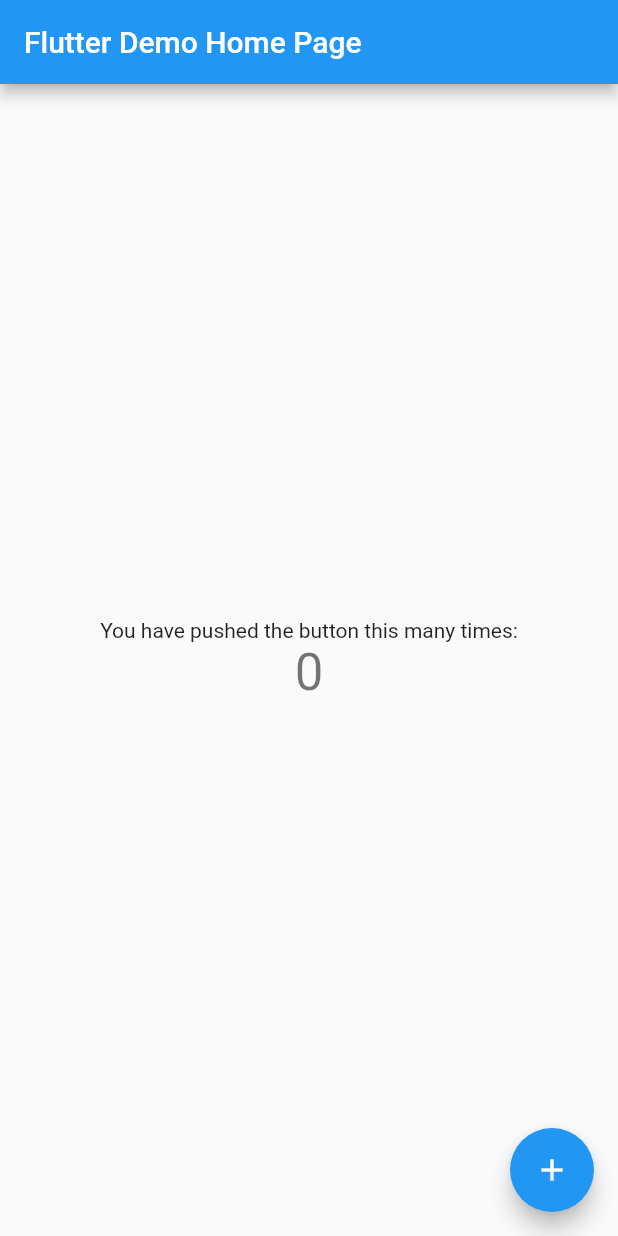
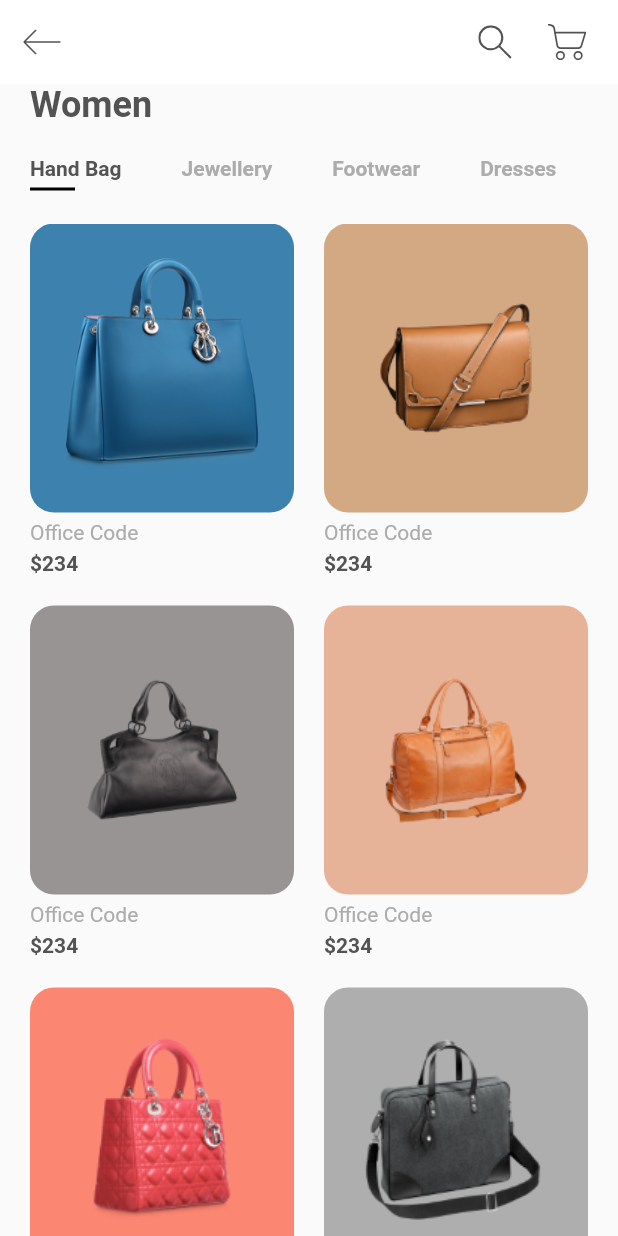
Before and after one commit to Harley755/online_bag_shop-flutter, a Flutter app: the screen it shows after launch, on a phone screen of 412 x 824 dp. Run offline on Flutter 3.47's test engine with Material 2 defaults, Android fonts, the light colour scheme and no system bars; our stand-ins replace flutter_svg.

Commit message:
add bags in homeScreen • DONE

```diff
--- a/lib/main.dart
+++ b/lib/main.dart
@@ -1,4 +1,6 @@
 import 'package:flutter/material.dart';
+import 'package:online_bag_shop/constants.dart';
+import 'package:online_bag_shop/screens/home/home_screen.dart';
 
 void main() {
   runApp(const MyApp());
@@ -11,105 +13,13 @@
   @override
   Widget build(BuildContext context) {
     return MaterialApp(
+      debugShowCheckedModeBanner: false,
       title: 'Flutter Demo',
       theme: ThemeData(
-        // This is the theme of your application.
-        //
-        // Try running your application with "flutter run". You'll see the
-        // application has a blue toolbar. Then, without quitting the app, try
-        // changing the primarySwatch below to Colors.green and then invoke
-        // "hot reload" (press "r" in the console where you ran "flutter run",
-        // or simply save your changes to "hot reload" in a Flutter IDE).
-        // Notice that the counter didn't reset back to zero; the application
-        // is not restarted.
-        primarySwatch: Colors.blue,
+        textTheme: Theme.of(context).textTheme.apply(bodyColor: kTextColor),
+        visualDensity: VisualDensity.adaptivePlatformDensity,
       ),
-      home: const MyHomePage(title: 'Flutter Demo Home Page'),
+      home: const HomeScreen(),
     );
   }
 }
-
-class MyHomePage extends StatefulWidget {
-  const MyHomePage({super.key, required this.title});
-
-  // This widget is the home page of your application. It is stateful, meaning
-  // that it has a State object (defined below) that contains fields that affect
-  // how it looks.
-
-  // This class is the configuration for the state. It holds the values (in this
-  // case the title) provided by the parent (in this case the App widget) and
-  // used by the build method of the State. Fields in a Widget subclass are
-  // always marked "final".
-
-  final String title;
-
-  @override
-  State<MyHomePage> createState() => _MyHomePageState();
-}
-
-class _MyHomePageState extends State<MyHomePage> {
-  int _counter = 0;
-
-  void _incrementCounter() {
-    setState(() {
-      // This call to setState tells the Flutter framework that something has
-      // changed in this State, which causes it to rerun the build method below
-      // so that the display can reflect the updated values. If we changed
-      // _counter without calling setState(), then the build method would not be
-      // called again, and so nothing would appear to happen.
-      _counter++;
-    });
-  }
-
-  @override
-  Widget build(BuildContext context) {
-    // This method is rerun every time setState is called, for instance as done
-    // by the _incrementCounter method above.
-    //
-    // The Flutter framework has been optimized to make rerunning build methods
-    // fast, so that you can just rebuild anything that needs updating rather
-    // than having to individually change instances of widgets.
-    return Scaffold(
-      appBar: AppBar(
-        // Here we take the value from the MyHomePage object that was created by
-        // the App.build method, and use it to set our appbar title.
-        title: Text(widget.title),
-      ),
-      body: Center(
-        // Center is a layout widget. It takes a single child and positions it
-        // in the middle of the parent.
-        child: Column(
-          // Column is also a layout widget. It takes a list of children and
-          // arranges them vertically. By default, it sizes itself to fit its
-          // children horizontally, and tries to be as tall as its parent.
-          //
-          // Invoke "debug painting" (press "p" in the console, choose the
-          // "Toggle Debug Paint" action from the Flutter Inspector in Android
-          // Studio, or the "Toggle Debug Paint" command in Visual Studio Code)
-          // to see the wireframe for each widget.
-          //
-          // Column has various properties to control how it sizes itself and
-          // how it positions its children. Here we use mainAxisAlignment to
-          // center the children vertically; the main axis here is the vertical
-          // axis because Columns are vertical (the cross axis would be
-          // horizontal).
-          mainAxisAlignment: MainAxisAlignment.center,
-          children: <Widget>[
-            const Text(
-              'You have pushed the button this many times:',
-            ),
-            Text(
-              '$_counter',
-              style: Theme.of(context).textTheme.headline4,
-            ),
-          ],
-        ),
-      ),
-      floatingActionButton: FloatingActionButton(
-        onPressed: _incrementCounter,
-        tooltip: 'Increment',
-        child: const Icon(Icons.add),
-      ), // This trailing comma makes auto-formatting nicer for build methods.
-    );
-  }
-}
--- a/lib/model/product.dart
+++ b/lib/model/product.dart
@@ -14,6 +14,7 @@
     required this.size,
     required this.color,
   });
+}
 
 List<Product> products = [
   Product(
@@ -74,4 +75,3 @@
 
 String dummyText =
     "Lorem ipsum dolor sit amet, consectetur adipiscing elit, sed do eiusmod tempor incididunt ut labore et dolore magna aliqua. Ut enim ad minim veniam, quis nostrud exercitation ullamco laboris nisi ut aliquip ex ea commodo consequat.";
-}
--- /dev/null
+++ b/lib/screens/home/components/body.dart
@@ -0,0 +1,47 @@
+import 'package:flutter/material.dart';
+import 'package:online_bag_shop/constants.dart';
+import 'package:online_bag_shop/model/product.dart';
+import 'package:online_bag_shop/screens/home/components/categories.dart';
+import 'package:online_bag_shop/screens/home/components/item_card.dart';
+
+class Body extends StatelessWidget {
+  const Body({super.key});
+
+  @override
+  Widget build(BuildContext context) {
+    return Column(
+      crossAxisAlignment: CrossAxisAlignment.start,
+      children: [
+        Padding(
+          padding: const EdgeInsets.symmetric(horizontal: kDefaultPaddin),
+          child: Text(
+            "Women",
+            style: Theme.of(context)
+                .textTheme
+                .headline5!
+                .copyWith(fontWeight: FontWeight.bold),
+          ),
+        ),
+        const Categories(),
+        Expanded(
+          child: Padding(
+            padding: const EdgeInsets.symmetric(horizontal: kDefaultPaddin),
+            child: GridView.builder(
+              itemCount: products.length,
+              gridDelegate: const SliverGridDelegateWithFixedCrossAxisCount(
+                crossAxisCount: 2,
+                childAspectRatio: .75,
+                mainAxisSpacing: kDefaultPaddin,
+                crossAxisSpacing: kDefaultPaddin,
+              ),
+              itemBuilder: (context, index) => ItemCard(
+                product: products[index],
+                press: () {},
+              ),
+            ),
+          ),
+        ),
+      ],
+    );
+  }
+}
--- /dev/null
+++ b/lib/screens/home/components/categories.dart
@@ -0,0 +1,59 @@
+import 'package:flutter/material.dart';
+import 'package:online_bag_shop/constants.dart';
+
+class Categories extends StatefulWidget {
+  const Categories({super.key});
+
+  @override
+  State<Categories> createState() => _CategoriesState();
+}
+
+class _CategoriesState extends State<Categories> {
+  List<String> categories = ['Hand Bag', 'Jewellery', 'Footwear', 'Dresses'];
+  int selectedIndex = 0;
+  @override
+  Widget build(BuildContext context) {
+    return Padding(
+      padding: const EdgeInsets.symmetric(vertical: kDefaultPaddin),
+      child: SizedBox(
+        height: 25.0,
+        child: ListView.builder(
+          scrollDirection: Axis.horizontal,
+          itemCount: categories.length,
+          itemBuilder: (context, index) => buildCategory(index),
+        ),
+      ),
+    );
+  }
+
+  Widget buildCategory(int index) {
+    return GestureDetector(
+      onTap: () {
+        setState(() {
+          selectedIndex = index;
+        });
+      },
+      child: Padding(
+        padding: const EdgeInsets.symmetric(horizontal: kDefaultPaddin),
+        child: Column(
+          crossAxisAlignment: CrossAxisAlignment.start,
+          children: [
+            Text(
+              categories[index],
+              style: TextStyle(
+                fontWeight: FontWeight.bold,
+                color: selectedIndex == index ? kTextColor : kTextLightColor,
+              ),
+            ),
+            Container(
+              margin: const EdgeInsets.only(top: kDefaultPaddin / 4),
+              height: 2.0,
+              width: 30.0,
+              color: selectedIndex == index ? Colors.black : Colors.transparent,
+            )
+          ],
+        ),
+      ),
+    );
+  }
+}
--- /dev/null
+++ b/lib/screens/home/components/item_card.dart
@@ -0,0 +1,43 @@
+import 'package:flutter/material.dart';
+import 'package:online_bag_shop/constants.dart';
+import 'package:online_bag_shop/model/product.dart';
+
+class ItemCard extends StatelessWidget {
+  final Product product;
+  final Function press;
+  const ItemCard({
+    Key? key,
+    required this.product,
+    required this.press,
+  }) : super(key: key);
+
+  @override
+  Widget build(BuildContext context) {
+    return Column(
+      crossAxisAlignment: CrossAxisAlignment.start,
+      children: [
+        Expanded(
+          child: Container(
+            padding: const EdgeInsets.all(kDefaultPaddin),
+            decoration: BoxDecoration(
+              color: product.color,
+              borderRadius: BorderRadius.circular(16.0),
+            ),
+            child: Image.asset(product.image),
+          ),
+        ),
+        Padding(
+          padding: const EdgeInsets.symmetric(vertical: kDefaultPaddin / 4),
+          child: Text(
+            products[0].title,
+            style: const TextStyle(color: kTextLightColor),
+          ),
+        ),
+        Text(
+          '\$${product.price}',
+          style: const TextStyle(fontWeight: FontWeight.bold),
+        )
+      ],
+    );
+  }
+}
--- /dev/null
+++ b/lib/screens/home/home_screen.dart
@@ -0,0 +1,46 @@
+import 'package:flutter/material.dart';
+import 'package:flutter_svg/flutter_svg.dart';
+import 'package:online_bag_shop/constants.dart';
+import 'package:online_bag_shop/screens/home/components/body.dart';
+
+class HomeScreen extends StatelessWidget {
+  const HomeScreen({super.key});
+
+  @override
+  Widget build(BuildContext context) {
+    return Scaffold(
+      appBar: builAppBar(),
+      body: const Body(),
+    );
+  }
+
+  AppBar builAppBar() {
+    return AppBar(
+      backgroundColor: Colors.white,
+      elevation: 0.0,
+      leading: IconButton(
+        onPressed: () {},
+        icon: SvgPicture.asset("assets/icons/back.svg"),
+      ),
+      actions: [
+        IconButton(
+          onPressed: () {},
+          icon: SvgPicture.asset(
+            "assets/icons/search.svg",
+            color: kTextColor,
+          ),
+          color: kTextColor,
+        ),
+        IconButton(
+          onPressed: () {},
+          icon: SvgPicture.asset(
+            "assets/icons/cart.svg",
+            color: kTextColor,
+          ),
+          color: kTextColor,
+        ),
+        const SizedBox(width: kDefaultPaddin / 2)
+      ],
+    );
+  }
+}
```
Lines whose indentation alone changed are shown as unchanged.
